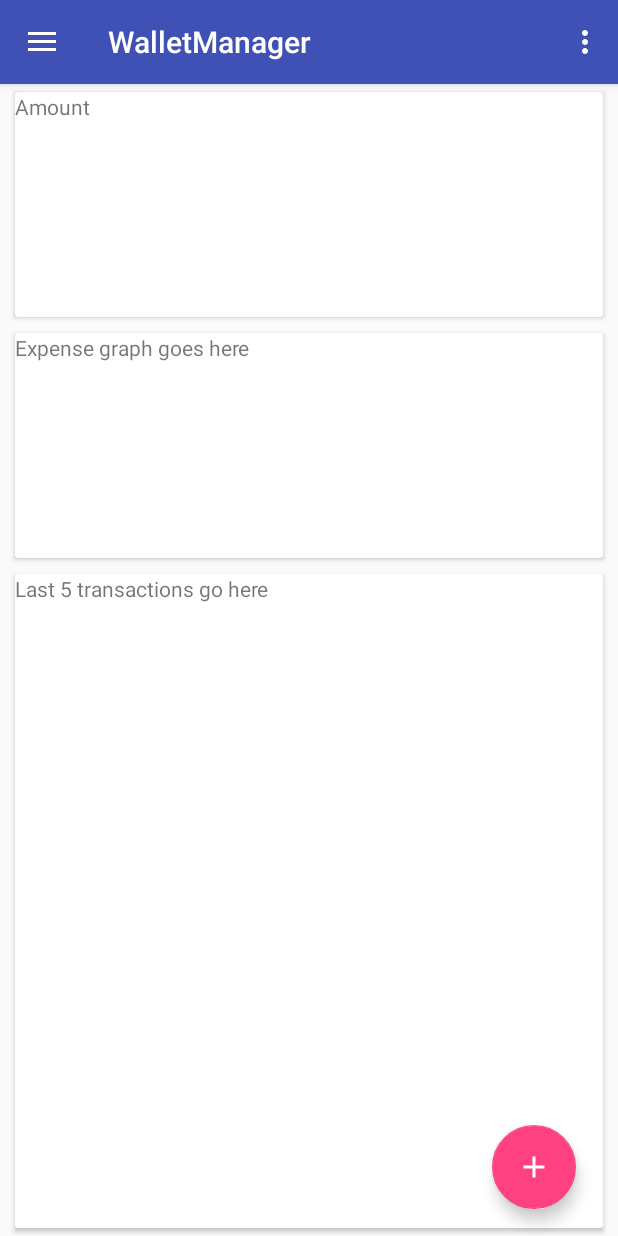
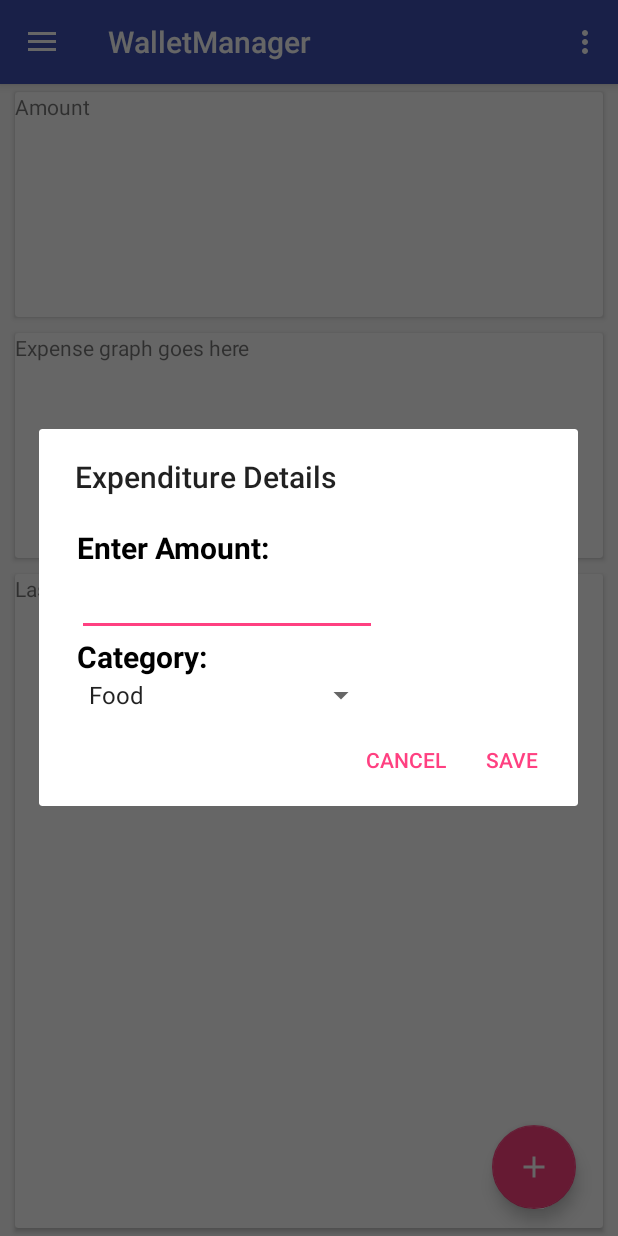
Before and after one commit to Dom07/WalletManager, an Android app: the screen it shows after launch (MainActivity), after a tap on an icon or button, on a phone screen of 412 x 824 dp. Run offline under Robolectric (Android 15) with nearby library versions, the phone set to English and light mode, and no system bars.

Commit message:
UI and backend for inserting records done (rough), transaction history on main ui created with backend

```diff
--- a/app/src/main/java/com/dom5230/utility/walletmanager/Home.java
+++ b/app/src/main/java/com/dom5230/utility/walletmanager/Home.java
@@ -1,6 +1,9 @@
 package com.dom5230.utility.walletmanager;
 
+import android.app.AlertDialog;
+import android.app.Dialog;
 import android.content.Context;
+import android.content.DialogInterface;
 import android.database.sqlite.SQLiteDatabase;
 import android.os.Bundle;
 import android.support.annotation.Nullable;
@@ -9,84 +12,65 @@ import android.support.v4.app.Fragment;
 import android.view.LayoutInflater;
 import android.view.View;
 import android.view.ViewGroup;
+import android.widget.AdapterView;
+import android.widget.ArrayAdapter;
 import android.widget.Button;
 import android.widget.EditText;
+import android.widget.ListView;
+import android.widget.Spinner;
 import android.widget.TextView;
+
+import java.util.ArrayList;
 
 public class Home extends Fragment {
 
-//    public final MySqliteTaskHelper helper = new MySqliteTaskHelper(getContext());
-//    private final String CREDIT = "CREDIT", DEBIT = "DEBIT";
-//    private TransactionManager tm;
-//
-//    private TextView tvBalance;
-//    private Button btnCredit;
-//    private Button btnDebit;
-//    private EditText etAmount;
+    // Objects
+    private MySqliteTaskHelper helper;
 
+    // UI Components
     FloatingActionButton fab;
+    ListView lvLastFiveTransactions;
 
 
     @Nullable
     @Override
     public View onCreateView(LayoutInflater inflater, @Nullable ViewGroup container, @Nullable Bundle savedInstanceState) {
         View view = inflater.inflate(R.layout.fragment_home, container, false);
+
+        helper = MySqliteTaskHelper.getInstance(getContext());
+
         fab = view.findViewById(R.id.FAB);
+        lvLastFiveTransactions = view.findViewById(R.id.LVLastFiveTransacctions);
 
         fab.setOnClickListener(new View.OnClickListener() {
             @Override
             public void onClick(View view) {
-                MySqliteTaskHelper helper = MySqliteTaskHelper.getInstance(getContext());
-                helper.insertRow(getContext());
-                helper.getRows(getContext());
+                AlertDialog.Builder mBuilder = new AlertDialog.Builder(getActivity());
+                View mview = getLayoutInflater().inflate(R.layout.expense_input_dailogue,null);
+                final EditText ETAmount = mview.findViewById(R.id.ETAmount);
+                final Spinner spinner = mview.findViewById(R.id.SpinnerCategory);
+                ArrayAdapter<CharSequence> adapter = ArrayAdapter.createFromResource(getActivity(),R.array.category, android.R.layout.simple_spinner_item);
+                adapter.setDropDownViewResource(android.R.layout.simple_spinner_dropdown_item);
+                spinner.setAdapter(adapter);
+
+                mBuilder.setPositiveButton("Save", new DialogInterface.OnClickListener() {
+                    @Override
+                    public void onClick(DialogInterface dialogInterface, int i) {
+                        helper.insertRow(getContext(), ETAmount.getText().toString(),spinner.getSelectedItem().toString());
+                    }
+                });
+                mBuilder.setNegativeButton("Cancel", null);
+                mBuilder.setView(mview);
+                mBuilder.setTitle("Expenditure Details");
+                AlertDialog dialog = mBuilder.create();
+                dialog.show();
             }
         });
 
-//        tvBalance = view.findViewById(R.id.tvBalance);
-//        btnCredit = view.findViewById(R.id.btnCredit);
-//        btnDebit = view.findViewById(R.id.btnDebit);
-//        etAmount = view.findViewById(R.id.etAmount);
-//
-//        tm = new TransactionManager(context);
-//
-//        updateTextVBalance(tvBalance);
-//
-//        btnCredit.setOnClickListener(new View.OnClickListener() {
-//            @Override
-//            public void onClick(View view) {
-//                float amount = Float.parseFloat(getEditTextAmount());
-//                   tm.initiateTransaction(amount,CREDIT);
-//
-//
-////                   just testing the transaction history function
-//                   tm.getTransactionHistory();
-//
-//
-//
-//                    updateTextVBalance(tvBalance);
-//            }
-//        });
-//
-//        btnDebit.setOnClickListener(new View.OnClickListener() {
-//            @Override
-//            public void onClick(View view) {
-//                float amount = Float.parseFloat(getEditTextAmount());
-//                tm.initiateTransaction(amount,DEBIT);
-//                updateTextVBalance(tvBalance);
-//            }
-//        });
+        ArrayList<TransactionHistoryItem> items = helper.getRowsAsArrayListObjects(getContext());
+        TransactionHistoryAdapter adapter1 = new TransactionHistoryAdapter(getActivity(), items);
+        lvLastFiveTransactions.setAdapter(adapter1);
+
         return view;
     }
-//    public void updateTextVBalance(TextView tvBalance){
-//        if(helper.checkIfRowExists(getContext())== 0){
-//            tvBalance.setText("Rs.0");
-//        }else {
-//            String balance = String.valueOf(helper.getCurrentBalance(context));
-//            tvBalance.setText("Rs."+balance);
-//        }
-//    }
-//
-//    private String getEditTextAmount(){
-//        return etAmount.getText().toString().trim();
-//    }
 }
--- a/app/src/main/java/com/dom5230/utility/walletmanager/MySqliteTaskHelper.java
+++ b/app/src/main/java/com/dom5230/utility/walletmanager/MySqliteTaskHelper.java
@@ -7,6 +7,7 @@ import android.database.sqlite.SQLiteDatabase;
 import android.database.sqlite.SQLiteOpenHelper;
 import android.util.Log;
 
+import java.util.ArrayList;
 import java.util.Calendar;
 
 /**
@@ -41,35 +42,39 @@ public class MySqliteTaskHelper extends SQLiteOpenHelper {
         onCreate(db);
     }
 
-    public void insertRow(Context context){
+    public void insertRow(Context context, String amount, String category){
         MySqliteTaskHelper helper = MySqliteTaskHelper.getInstance(context);
         SQLiteDatabase db =  helper.getWritableDatabase();
         ContentValues values = new ContentValues();
         values.put(table.DATE, Calendar.DATE);
         values.put(table.TIME, "10:16");
         values.put(table.DAY_OF_WEEK, Calendar.DAY_OF_WEEK);
-        values.put(table.CATEGORY, "Food");
-        values.put(table.AMOUNT, "3000");
+        values.put(table.CATEGORY, category);
+        values.put(table.AMOUNT, amount);
         long row = db.insert(table.TABLE_NAME, null, values);
         Log.i("SQL INSERT",String.valueOf(row));
     }
 
-    public void getRows(Context context){
+    public ArrayList<TransactionHistoryItem> getRowsAsArrayListObjects(Context context){
         sqliteTaskHelperInstance = MySqliteTaskHelper.getInstance(context);
         db = sqliteTaskHelperInstance.getReadableDatabase();
         Cursor cursor = db.query(table.TABLE_NAME, new String[]{"*"},null, null, null, null,null);
         int row = cursor.getCount();
+        ArrayList<TransactionHistoryItem> arrayListItems = new ArrayList<TransactionHistoryItem>();
         cursor.moveToFirst();
         for(int i = 0; i<row;i++){
-            String Date =cursor.getString(0);
-            String Time = cursor.getString(2);
-            String DayOfWeek = cursor.getString(3);
-            String Category = cursor.getString(4);
-            String Amount = cursor.getString(5);
-            Log.i("SQL ROW "+i+" :","Date:"+Date+" Time:"+Time+" DOW:"+DayOfWeek+" Category:"+Category+" Amount:"+Amount);
+            String date = cursor.getString(1);
+            String time = cursor.getString(2);
+            String dayOfWeek = cursor.getString(3);
+            String category = cursor.getString(4);
+            String amount = cursor.getString(5);
+            TransactionHistoryItem item = new TransactionHistoryItem(date,time,dayOfWeek,category,amount);
+            arrayListItems.add(item);
             cursor.moveToNext();
         }
+        return arrayListItems;
     }
+
 
 //
 //    public int checkIfRowExists(Context context){
--- a/app/src/main/java/com/dom5230/utility/walletmanager/TransactionHistory.java
+++ b/app/src/main/java/com/dom5230/utility/walletmanager/TransactionHistory.java
@@ -29,6 +29,6 @@ public class TransactionHistory extends Fragment {
 //        }else{
 //            Toast.makeText(getContext(),"No History Exist",Toast.LENGTH_SHORT).show();
 //        }
-         return view;
+      return view;
     }
 }
--- a/app/src/main/java/com/dom5230/utility/walletmanager/TransactionTable.java
+++ b/app/src/main/java/com/dom5230/utility/walletmanager/TransactionTable.java
@@ -8,6 +8,7 @@ public class TransactionTable {
     String DAY_OF_WEEK = "DAY_OF_WEEK";
     String CATEGORY = "CATEGORY";
     String AMOUNT = "AMOUNT";
+
     String CREATE_TABLE = "CREATE TABLE "+TABLE_NAME+" ("+SERIAL_NUMBER+" INTEGER PRIMARY KEY AUTOINCREMENT DEFAULT 1, "
             +DATE+" STRING, "
             +TIME+" STRING, "
--- /dev/null
+++ b/app/src/main/res/layout/expense_input_dailogue.xml
@@ -0,0 +1,40 @@
+<?xml version="1.0" encoding="utf-8"?>
+<LinearLayout xmlns:android="http://schemas.android.com/apk/res/android"
+    android:layout_width="match_parent"
+    android:layout_height="match_parent"
+    android:orientation="vertical">
+
+    <TextView
+        android:layout_marginTop="20dp"
+        android:layout_marginLeft="25dp"
+        android:layout_width="match_parent"
+        android:layout_height="wrap_content"
+        android:text="Enter Amount:"
+        android:textSize="20sp"
+        android:textStyle="bold"
+        android:textColor="@color/colorBlack"/>
+
+    <EditText
+        android:layout_marginLeft="25dp"
+        android:inputType="number"
+        android:layout_width="200dp"
+        android:layout_height="wrap_content"
+        android:id="@+id/ETAmount" />
+
+    <TextView
+        android:layout_marginLeft="25dp"
+        android:layout_width="match_parent"
+        android:layout_height="wrap_content"
+        android:text="Category:"
+        android:textColor="@color/colorBlack"
+        android:textStyle="bold"
+        android:textSize="20dp"/>
+
+    <Spinner
+        android:id="@+id/SpinnerCategory"
+        android:layout_marginLeft="25dp"
+        android:layout_width="200dp"
+        android:layout_height="wrap_content">
+    </Spinner>
+
+</LinearLayout>
--- a/app/src/main/res/values/colors.xml
+++ b/app/src/main/res/values/colors.xml
@@ -6,4 +6,5 @@
     <color name="colorWhite">#FFFFFF</color>
     <color name="colorGreen">#008000</color>
     <color name="colorYellow">#FFFF00</color>
+    <color name="colorBlack">#000000</color>
 </resources>
--- a/app/src/main/res/values/strings.xml
+++ b/app/src/main/res/values/strings.xml
@@ -8,4 +8,12 @@
 
     <!-- TODO: Remove or change this placeholder text -->
     <string name="hello_blank_fragment">Hello blank fragment</string>
+
+    <string-array name="category">
+        <item>Food</item>
+        <item>Travel</item>
+        <item>Bills</item>
+        <item>Shopping</item>
+        <item>Entertainment</item>
+    </string-array>
 </resources>
```
Also changed, not shown: app/src/main/java/com/dom5230/utility/walletmanager/TransactionHistoryAdapter.java (+10 -8 lines), app/src/main/java/com/dom5230/utility/walletmanager/TransactionHistoryItem.java (+19 -14 lines), app/src/main/res/layout/transaction_history_row.xml (+28 -12 lines).
